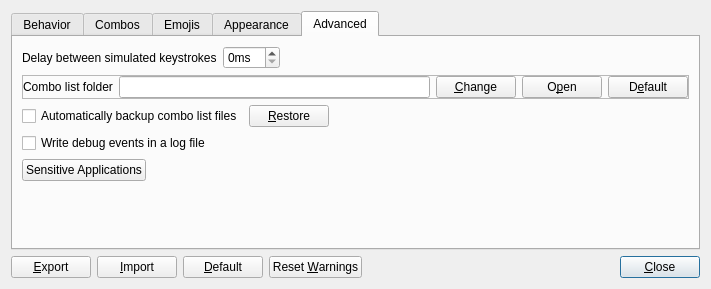
Above: Beeftext/PreferencesDialog.ui from xmichelo/Beeftext before the change. Below: the same form after it.
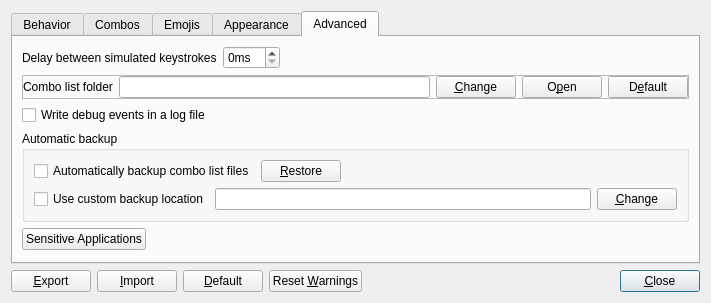
That is the form after the change. The open tabs and pages were chosen to show the change.

Commit message: Added preference for custom backup location (not yet functional).

```diff
--- a/Beeftext/PreferencesDialog.ui
+++ b/Beeftext/PreferencesDialog.ui
@@ -7,7 +7,7 @@
     <x>0</x>
     <y>0</y>
     <width>709</width>
-    <height>289</height>
+    <height>303</height>
    </rect>
   </property>
   <property name="windowTitle">
@@ -724,7 +724,20 @@
         </widget>
        </item>
        <item>
-        <layout class="QHBoxLayout" name="horizontalLayout_4">
+        <widget class="QCheckBox" name="checkWriteDebugLogFile">
+         <property name="text">
+          <string>Write debug events in a log file</string>
+         </property>
+        </widget>
+       </item>
+       <item>
+        <widget class="QGroupBox" name="groupboxAutoBackup">
+         <property name="title">
+          <string>Automatic backup</string>
+         </property>
+         <layout class="QVBoxLayout" name="verticalLayout_2">
+          <item>
+           <layout class="QHBoxLayout" name="horizontalLayout_14">
          <item>
           <widget class="QCheckBox" name="checkAutoBackup">
            <property name="text">
@@ -749,8 +762,8 @@
            </property>
            <property name="sizeHint" stdset="0">
             <size>
-             <width>40</width>
-             <height>5</height>
+                <width>545</width>
+                <height>13</height>
             </size>
            </property>
           </spacer>
@@ -758,10 +771,31 @@
         </layout>
        </item>
        <item>
-        <widget class="QCheckBox" name="checkWriteDebugLogFile">
+           <layout class="QHBoxLayout" name="horizontalLayout_15">
+            <item>
+             <widget class="QCheckBox" name="checkUseCustomBackupLocation">
          <property name="text">
-          <string>Write debug events in a log file</string>
-         </property>
+               <string>Use custom backup location</string>
+              </property>
+             </widget>
+            </item>
+            <item>
+             <widget class="QLineEdit" name="editCustomBackupLocation">
+              <property name="readOnly">
+               <bool>true</bool>
+              </property>
+             </widget>
+            </item>
+            <item>
+             <widget class="QPushButton" name="buttonChangeCustomBackupLocation">
+              <property name="text">
+               <string>&amp;Change</string>
+              </property>
+             </widget>
+            </item>
+           </layout>
+          </item>
+         </layout>
         </widget>
        </item>
        <item>
```
Left out of the diff: 31 changed lines with no effect on the pictures. Lines whose indentation alone changed are shown as unchanged. The commit also changes 4 other files.
